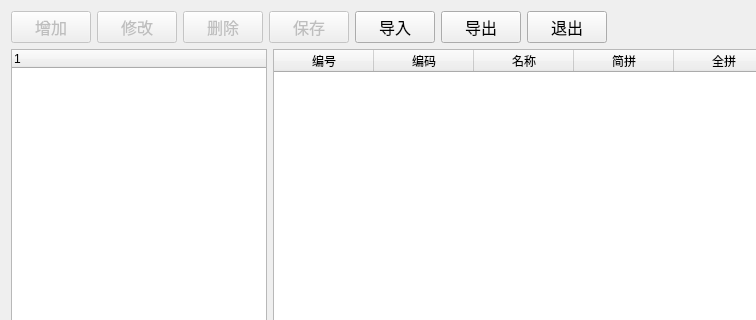
Old version of the form ruralcooperatecorrespondence.ui in the repository histest/his; both pictures show x 0 to 756 and y 0 to 320 of the 894 by 495 pixel window.
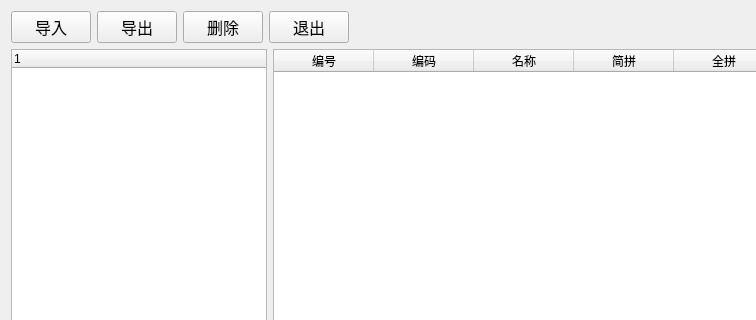
New version of the form.

What changed in the file:
```diff
--- a/ruralcooperatecorrespondence.ui
+++ b/ruralcooperatecorrespondence.ui
@@ -18,94 +18,6 @@
     <layout class="QVBoxLayout" name="verticalLayout">
      <item>
       <layout class="QHBoxLayout" name="horizontalLayout_2">
-       <item>
-        <widget class="QPushButton" name="addButton">
-         <property name="enabled">
-          <bool>false</bool>
-         </property>
-         <property name="sizePolicy">
-          <sizepolicy hsizetype="Fixed" vsizetype="Fixed">
-           <horstretch>0</horstretch>
-           <verstretch>0</verstretch>
-          </sizepolicy>
-         </property>
-         <property name="font">
-          <font>
-           <family>Agency FB</family>
-           <pointsize>12</pointsize>
-          </font>
-         </property>
-         <property name="text">
-          <string>增加</string>
-         </property>
-        </widget>
-       </item>
-       <item>
-        <widget class="QPushButton" name="editButton">
-         <property name="enabled">
-          <bool>false</bool>
-         </property>
-         <property name="sizePolicy">
-          <sizepolicy hsizetype="Fixed" vsizetype="Fixed">
-           <horstretch>0</horstretch>
-           <verstretch>0</verstretch>
-          </sizepolicy>
-         </property>
-         <property name="font">
-          <font>
-           <family>Agency FB</family>
-           <pointsize>12</pointsize>
-          </font>
-         </property>
-         <property name="text">
-          <string>修改</string>
-         </property>
-        </widget>
-       </item>
-       <item>
-        <widget class="QPushButton" name="deleteButton">
-         <property name="enabled">
-          <bool>false</bool>
-         </property>
-         <property name="sizePolicy">
-          <sizepolicy hsizetype="Fixed" vsizetype="Fixed">
-           <horstretch>0</horstretch>
-           <verstretch>0</verstretch>
-          </sizepolicy>
-         </property>
-         <property name="font">
-          <font>
-           <family>Agency FB</family>
-           <pointsize>12</pointsize>
-          </font>
-         </property>
-         <property name="text">
-          <string>删除</string>
-         </property>
-        </widget>
-       </item>
-       <item>
-        <widget class="QPushButton" name="saveButton">
-         <property name="enabled">
-          <bool>false</bool>
-         </property>
-         <property name="sizePolicy">
-          <sizepolicy hsizetype="Fixed" vsizetype="Fixed">
-           <horstretch>0</horstretch>
-           <verstretch>0</verstretch>
-          </sizepolicy>
-         </property>
-         <property name="font">
-          <font>
-           <family>Agency FB</family>
-           <pointsize>12</pointsize>
-          </font>
-         </property>
-         <property name="text">
-          <string>保存</string>
-         </property>
-        </widget>
-       </item>
        <item>
         <widget class="QPushButton" name="inputButton">
          <property name="font">
@@ -132,6 +44,28 @@
          </property>
         </widget>
        </item>
+       <item>
+        <widget class="QPushButton" name="deleteButton">
+         <property name="enabled">
+          <bool>true</bool>
+         </property>
+         <property name="sizePolicy">
+          <sizepolicy hsizetype="Fixed" vsizetype="Fixed">
+           <horstretch>0</horstretch>
+           <verstretch>0</verstretch>
+          </sizepolicy>
+         </property>
+         <property name="font">
+          <font>
+           <family>Agency FB</family>
+           <pointsize>12</pointsize>
+          </font>
+         </property>
+         <property name="text">
+          <string>删除</string>
+         </property>
+        </widget>
+       </item>
        <item>
         <widget class="QPushButton" name="exitButton">
          <property name="sizePolicy">
```
